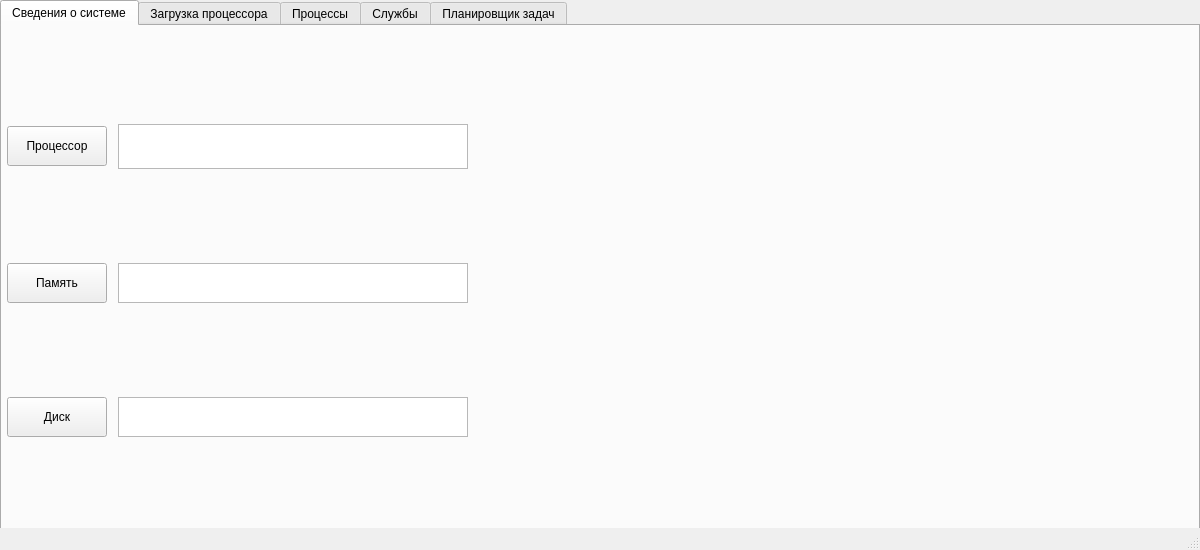
The window that system_monitoring.ui (akarpushev/2048) describes before a commit, drawn with Qt 5.
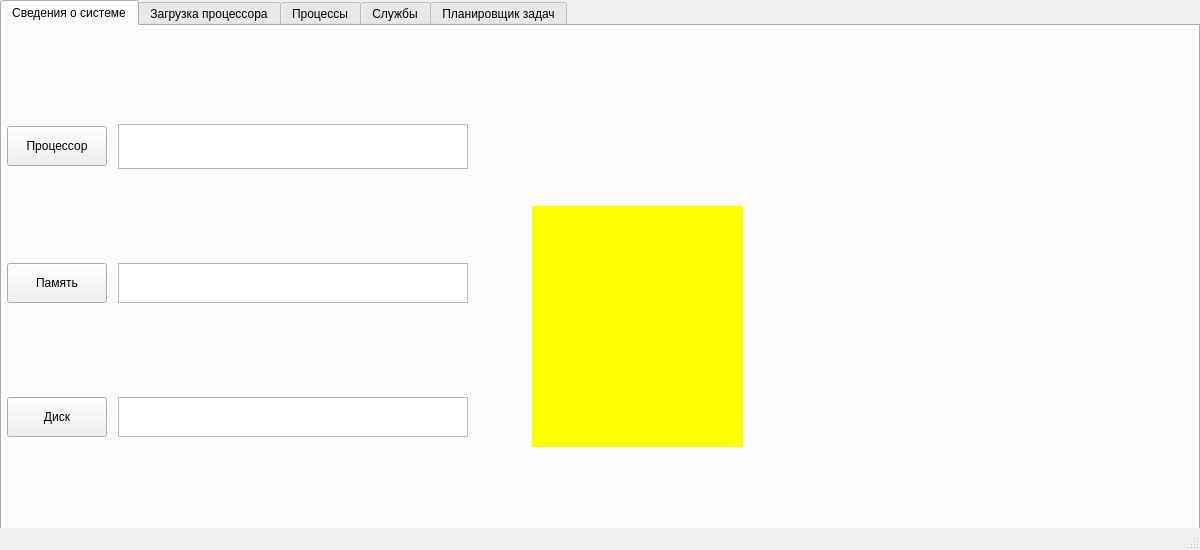
The same window after the commit.

Patch:
```diff
--- a/system_monitoring.ui
+++ b/system_monitoring.ui
@@ -30,7 +30,7 @@
      <attribute name="title">
       <string>Сведения о системе</string>
      </attribute>
-     <widget class="QWidget" name="">
+     <widget class="QWidget" name="layoutWidget">
       <property name="geometry">
        <rect>
         <x>0</x>
@@ -180,6 +180,32 @@
        </item>
       </layout>
      </widget>
+     <widget class="QStackedWidget" name="stackedWidget">
+      <property name="geometry">
+       <rect>
+        <x>530</x>
+        <y>180</y>
+        <width>211</width>
+        <height>241</height>
+       </rect>
+      </property>
+      <property name="styleSheet">
+       <string notr="true"/>
+      </property>
+      <property name="currentIndex">
+       <number>1</number>
+      </property>
+      <widget class="QWidget" name="page">
+       <property name="styleSheet">
+        <string notr="true">background-color: rgb(0, 170, 255);</string>
+       </property>
+      </widget>
+      <widget class="QWidget" name="page_2">
+       <property name="styleSheet">
+        <string notr="true">background-color: rgb(255, 255, 0);</string>
+       </property>
+      </widget>
+     </widget>
     </widget>
     <widget class="QWidget" name="tab_2">
      <attribute name="title">
```
